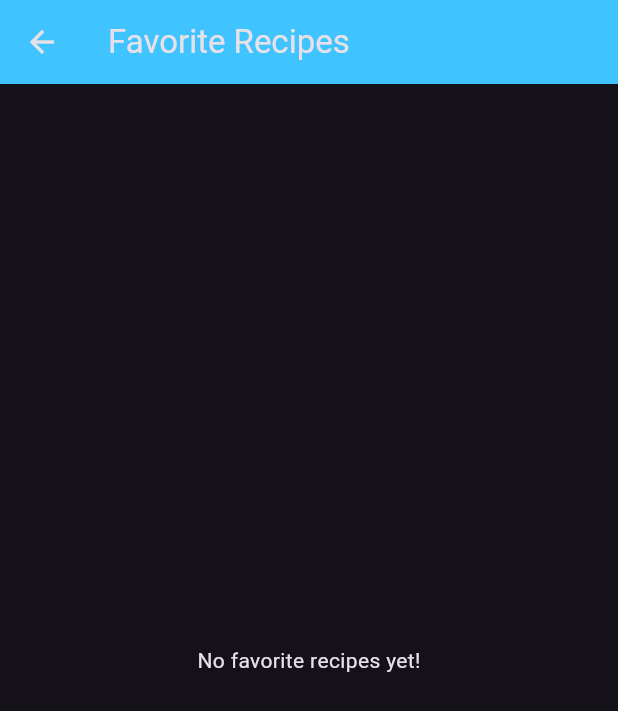
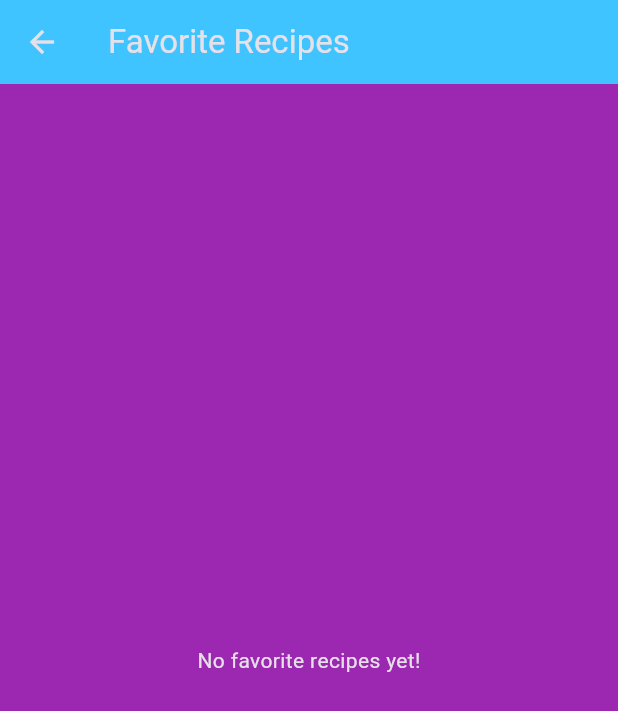
Before and after one commit to FaithNnakwe/Recipe_book_app, a Flutter app: the screen it shows after launch, after a tap on "View Favorites", on a phone screen of 412 x 824 dp. Shown: the top 711 px of the screen. Run offline on Flutter 3.47's test engine with Material 3 defaults, Android fonts, the phone set to English and light mode, and no system bars.

Commit message:
Changed screen colors, text and background

```diff
--- a/lib/details_screen.dart
+++ b/lib/details_screen.dart
@@ -35,7 +35,8 @@ class _DetailsScreenState extends State<DetailsScreen> {
   @override
   Widget build(BuildContext context) {
     return Scaffold(
-      appBar: AppBar(title: Text(widget.recipe.name), backgroundColor: Colors.lightBlueAccent,),
+      backgroundColor: Colors.purple,
+      appBar: AppBar(title: Text(widget.recipe.name, style: TextStyle(color: Colors.black),), backgroundColor: Colors.lightBlueAccent,),
       body: Padding(
         padding: EdgeInsets.all(16.0),
         child: Column(
--- a/lib/favorites_screen.dart
+++ b/lib/favorites_screen.dart
@@ -10,6 +10,7 @@ class FavoritesScreen extends StatelessWidget {
   @override
   Widget build(BuildContext context) {
     return Scaffold(
+      backgroundColor: Colors.purple,
       appBar: AppBar(title: Text("Favorite Recipes"), backgroundColor: Colors.lightBlueAccent,),
       body: favoriteRecipes.isEmpty
           ? Center(child: Text("No favorite recipes yet!"))
@@ -17,7 +18,9 @@ class FavoritesScreen extends StatelessWidget {
               itemCount: favoriteRecipes.length,
               itemBuilder: (context, index) {
                 return ListTile(
-                  title: Text(favoriteRecipes[index].name),
+                  tileColor: Colors.white,
+                  title: Text(favoriteRecipes[index].name,
+                  style: TextStyle(color:Colors.black),),
                   onTap: () {
                     Navigator.push(
                       context,
--- a/lib/home_screen.dart
+++ b/lib/home_screen.dart
@@ -37,8 +37,9 @@ class _HomeScreenState extends State<HomeScreen> {
   @override
   Widget build(BuildContext context) {
     return Scaffold(
+      backgroundColor: Colors.purple,
       appBar: AppBar(
-        title: Text("Recipe Book"), backgroundColor: Colors.lightBlueAccent,
+        title: Text("Recipe Book"), backgroundColor: Colors.transparent, elevation: 0,
         actions: [
           TextButton(
             onPressed: () {
@@ -60,7 +61,10 @@ class _HomeScreenState extends State<HomeScreen> {
         itemCount: recipes.length,
         itemBuilder: (context, index) {
           return ListTile(
-            title: Text(recipes[index].name),
+            tileColor: Colors.white,
+            title: Text(recipes[index].name,
+            style: TextStyle(color:Colors.black),
+            ),
             trailing: Icon(
               favoriteRecipes.contains(recipes[index]) ? Icons.favorite : Icons.favorite_border,
               color: favoriteRecipes.contains(recipes[index]) ? Colors.red : null,
```
